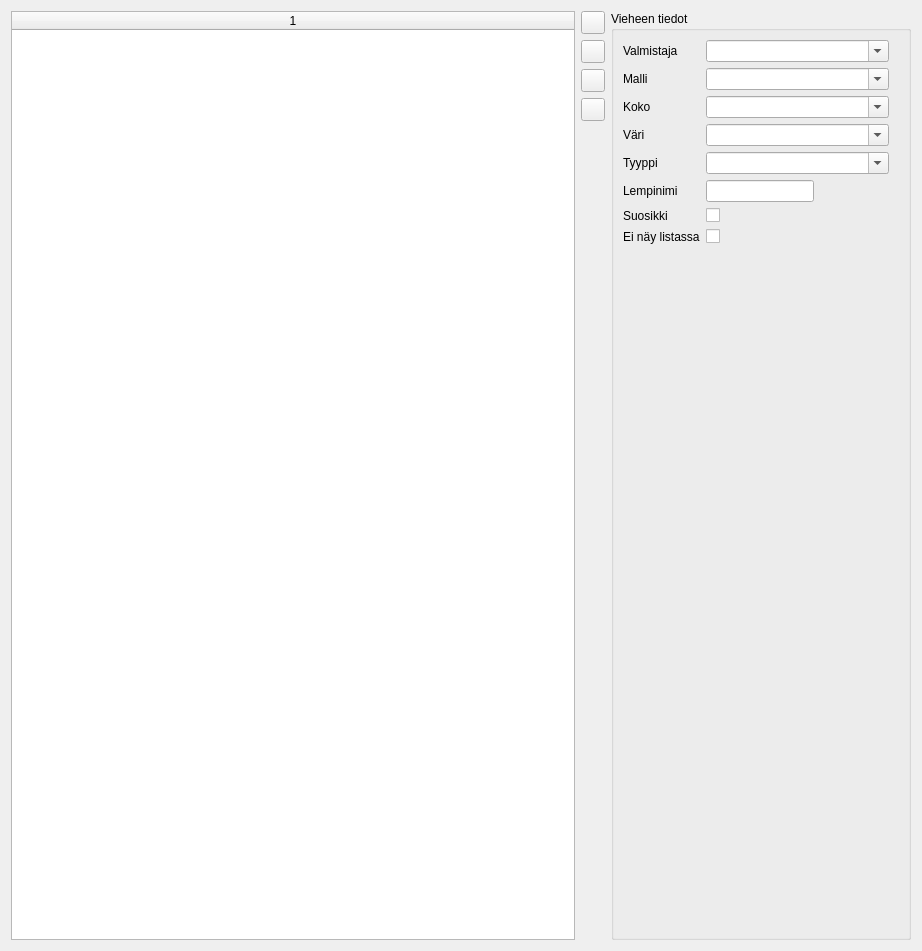
Qt form lureform.ui (samuliwritescode/uistelupaivakirja-desktop) before a commit.
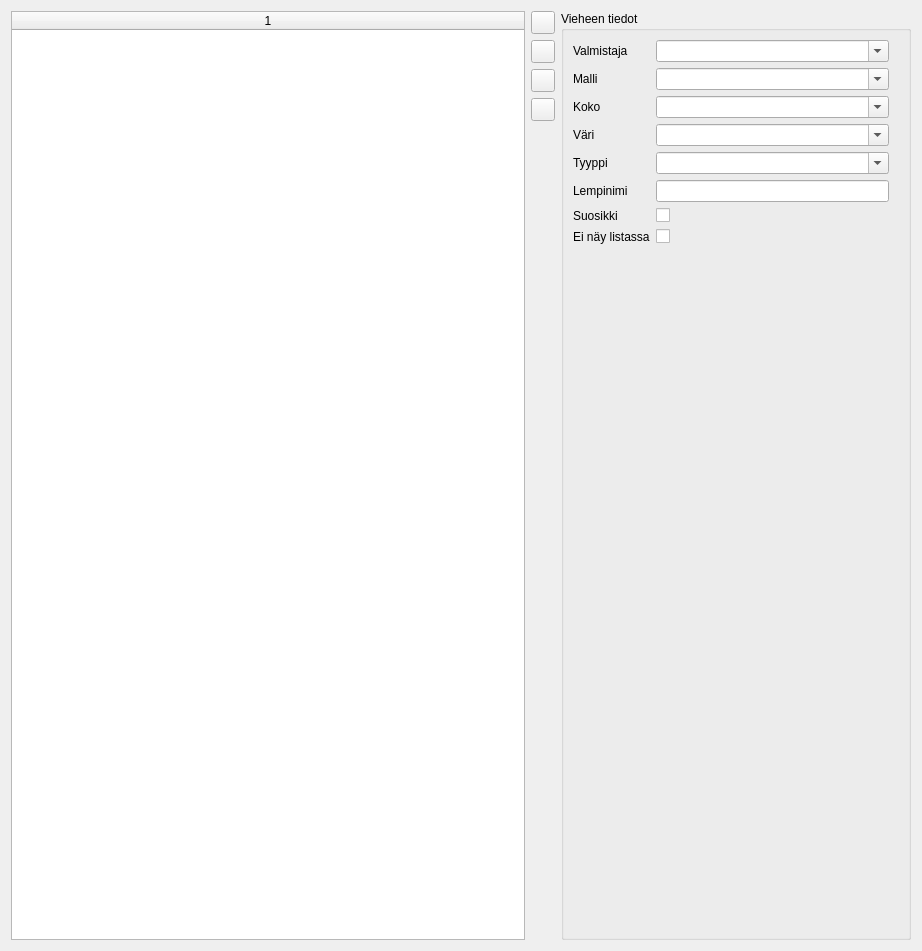
The same form after that commit. Icons and pictures are not drawn.

What changed in the file:
```diff
--- a/lureform.ui
+++ b/lureform.ui
@@ -121,13 +121,13 @@
     <widget class="QGroupBox" name="groupBox">
      <property name="minimumSize">
       <size>
-       <width>300</width>
+       <width>350</width>
        <height>0</height>
       </size>
      </property>
      <property name="maximumSize">
       <size>
-       <width>300</width>
+       <width>350</width>
        <height>16777215</height>
       </size>
      </property>
@@ -138,7 +138,7 @@
       <item row="0" column="1">
        <layout class="QFormLayout" name="formLayout_5">
         <property name="fieldGrowthPolicy">
-         <enum>QFormLayout::FieldsStayAtSizeHint</enum>
+         <enum>QFormLayout::AllNonFixedFieldsGrow</enum>
         </property>
         <property name="rightMargin">
          <number>10</number>
@@ -187,12 +187,15 @@
         </item>
         <item row="5" column="1">
          <widget class="QComboBox" name="lure_type">
+          <property name="sizePolicy">
+           <sizepolicy hsizetype="Expanding" vsizetype="Fixed">
+            <horstretch>0</horstretch>
+            <verstretch>0</verstretch>
+           </sizepolicy>
+          </property>
           <property name="editable">
            <bool>true</bool>
           </property>
-          <property name="sizeAdjustPolicy">
-           <enum>QComboBox::AdjustToContents</enum>
-          </property>
           <property name="minimumContentsLength">
            <number>25</number>
           </property>
@@ -207,12 +210,15 @@
         </item>
         <item row="1" column="1">
          <widget class="QComboBox" name="lure_manufacturer">
+          <property name="sizePolicy">
+           <sizepolicy hsizetype="Expanding" vsizetype="Fixed">
+            <horstretch>0</horstretch>
+            <verstretch>0</verstretch>
+           </sizepolicy>
+          </property>
           <property name="editable">
            <bool>true</bool>
           </property>
-          <property name="sizeAdjustPolicy">
-           <enum>QComboBox::AdjustToContents</enum>
-          </property>
           <property name="minimumContentsLength">
            <number>25</number>
           </property>
@@ -220,12 +226,15 @@
         </item>
         <item row="2" column="1">
          <widget class="QComboBox" name="lure_model">
+          <property name="sizePolicy">
+           <sizepolicy hsizetype="Expanding" vsizetype="Fixed">
+            <horstretch>0</horstretch>
+            <verstretch>0</verstretch>
+           </sizepolicy>
+          </property>
           <property name="editable">
            <bool>true</bool>
           </property>
-          <property name="sizeAdjustPolicy">
-           <enum>QComboBox::AdjustToContents</enum>
-          </property>
           <property name="minimumContentsLength">
            <number>25</number>
           </property>
@@ -233,12 +242,15 @@
         </item>
         <item row="3" column="1">
          <widget class="QComboBox" name="lure_size">
+          <property name="sizePolicy">
+           <sizepolicy hsizetype="Expanding" vsizetype="Fixed">
+            <horstretch>0</horstretch>
+            <verstretch>0</verstretch>
+           </sizepolicy>
+          </property>
           <property name="editable">
            <bool>true</bool>
           </property>
-          <property name="sizeAdjustPolicy">
-           <enum>QComboBox::AdjustToContents</enum>
-          </property>
           <property name="minimumContentsLength">
            <number>25</number>
           </property>
@@ -246,12 +258,15 @@
         </item>
         <item row="4" column="1">
          <widget class="QComboBox" name="lure_color">
+          <property name="sizePolicy">
+           <sizepolicy hsizetype="Expanding" vsizetype="Fixed">
+            <horstretch>0</horstretch>
+            <verstretch>0</verstretch>
+           </sizepolicy>
+          </property>
           <property name="editable">
            <bool>true</bool>
           </property>
-          <property name="sizeAdjustPolicy">
-           <enum>QComboBox::AdjustToContents</enum>
-          </property>
           <property name="minimumContentsLength">
            <number>25</number>
           </property>
```
